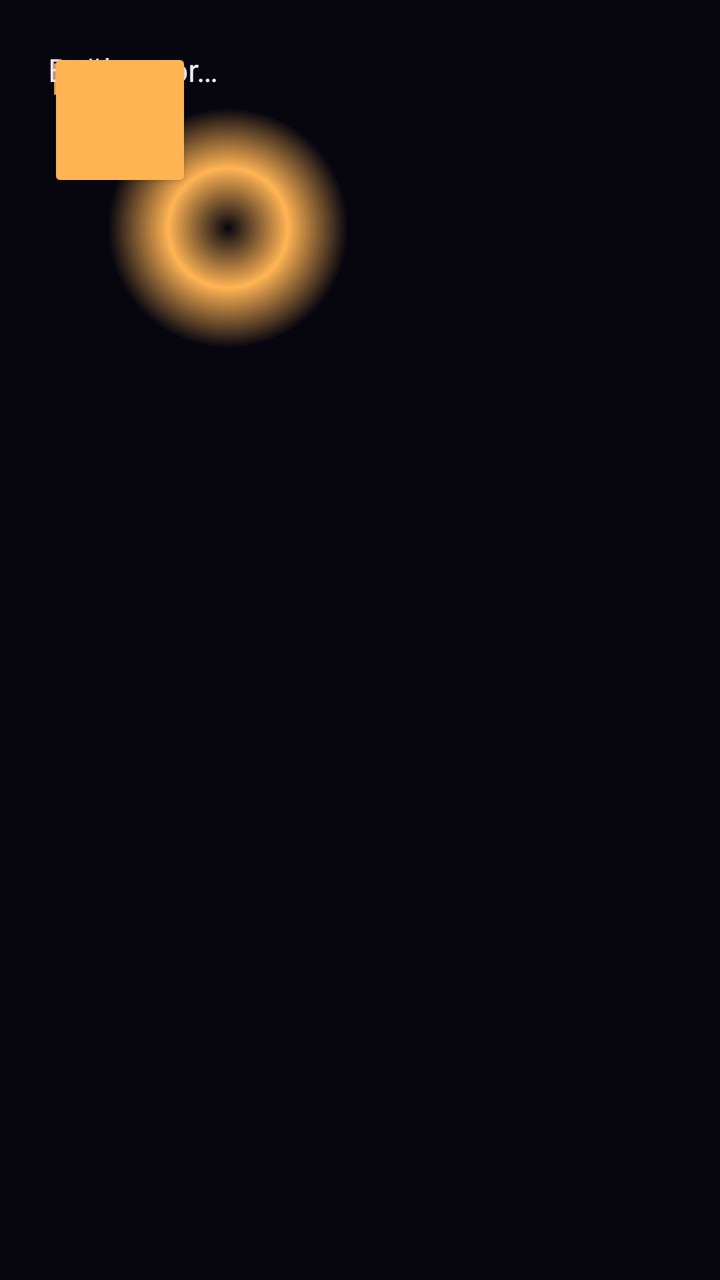
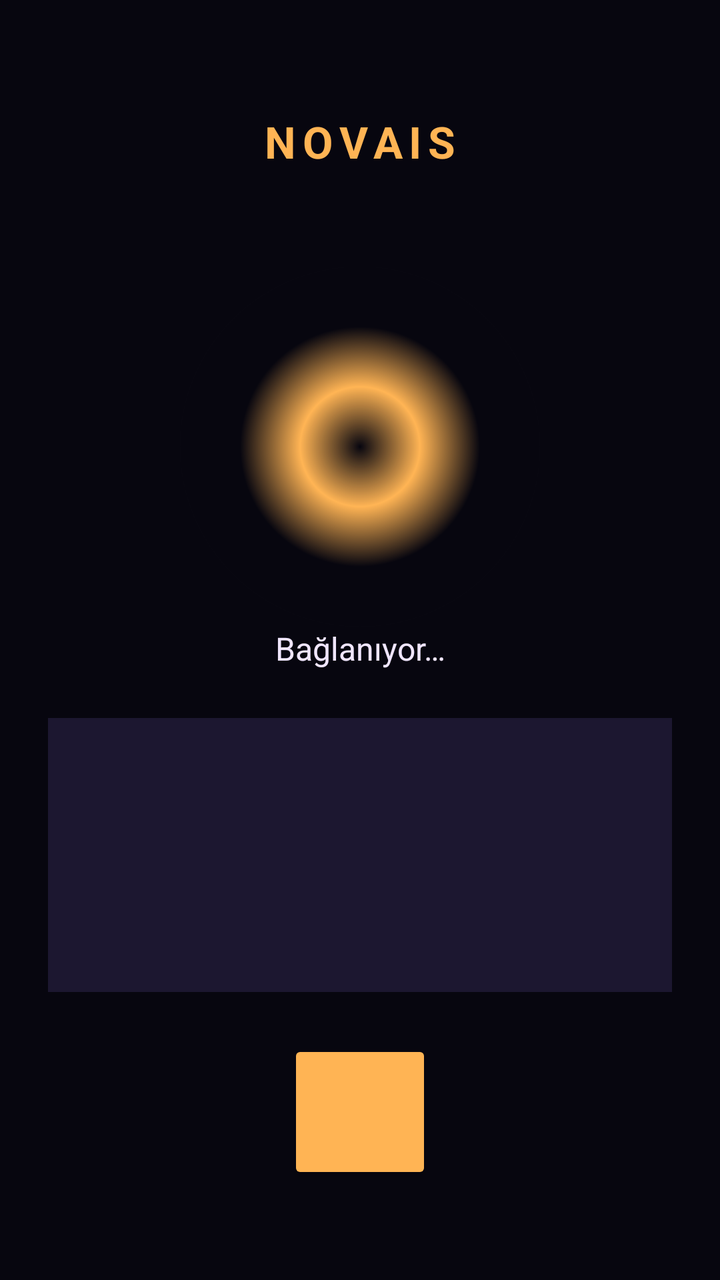

Compare the two renders of this Android layout. The source of the first and the diff that turns it into the second are given below.
<!-- AndroidManifest.xml: application theme Theme.NovaisMobile -->
<!-- res/layout/activity_main.xml -->
<?xml version="1.0" encoding="utf-8"?>
<androidx.constraintlayout.widget.ConstraintLayout
    xmlns:android="http://schemas.android.com/apk/res/android"
    xmlns:app="http://schemas.android.com/apk/res/app"
    android:layout_width="match_parent"
    android:layout_height="match_parent"
    android:background="@color/bg"
    android:padding="24dp">

    <TextView
        android:id="@+id/appTitle"
        android:layout_width="wrap_content"
        android:layout_height="wrap_content"
        android:text="@string/app_name"
        android:textColor="@color/primary_gold"
        android:textSize="22sp"
        android:textStyle="bold"
        android:letterSpacing="0.15"
        app:layout_constraintTop_toTopOf="parent"
        app:layout_constraintStart_toStartOf="parent"
        app:layout_constraintEnd_toEndOf="parent"
        android:layout_marginTop="32dp" />

    <View
        android:id="@+id/orbView"
        android:layout_width="180dp"
        android:layout_height="180dp"
        android:background="@drawable/orb_shape"
        app:layout_constraintTop_toBottomOf="@id/appTitle"
        app:layout_constraintBottom_toTopOf="@id/statusText"
        app:layout_constraintStart_toStartOf="parent"
        app:layout_constraintEnd_toEndOf="parent"
        android:layout_marginTop="48dp"
        android:layout_marginBottom="24dp" />

    <TextView
        android:id="@+id/statusText"
        android:layout_width="wrap_content"
        android:layout_height="wrap_content"
        android:text="@string/status_connecting"
        android:textColor="@color/text_light"
        android:textSize="16sp"
        app:layout_constraintTop_toBottomOf="@id/orbView"
        app:layout_constraintStart_toStartOf="parent"
        app:layout_constraintEnd_toEndOf="parent" />

    <ScrollView
        android:id="@+id/transcriptScroll"
        android:layout_width="0dp"
        android:layout_height="0dp"
        android:background="@color/dim_panel"
        android:padding="12dp"
        app:layout_constraintTop_toBottomOf="@id/statusText"
        app:layout_constraintBottom_toTopOf="@id/micButton"
        app:layout_constraintStart_toStartOf="parent"
        app:layout_constraintEnd_toEndOf="parent"
        android:layout_marginTop="24dp"
        android:layout_marginBottom="24dp">

        <TextView
            android:id="@+id/transcriptText"
            android:layout_width="match_parent"
            android:layout_height="wrap_content"
            android:textColor="@color/text_light"
            android:textSize="14sp"
            android:lineSpacingExtra="4dp" />
    </ScrollView>

    <Button
        android:id="@+id/micButton"
        android:layout_width="72dp"
        android:layout_height="72dp"
        android:backgroundTint="@color/primary_gold"
        android:text=""
        app:layout_constraintBottom_toBottomOf="parent"
        app:layout_constraintStart_toStartOf="parent"
        app:layout_constraintEnd_toEndOf="parent"
        android:layout_marginBottom="24dp" />

</androidx.constraintlayout.widget.ConstraintLayout>
<!-- resources referenced by this layout -->
<resources>
  <color name="bg">#07060F</color>
  <color name="dim_panel">#1C1730</color>
  <color name="primary_gold">#FFB454</color>
  <color name="text_light">#F0E6FF</color>
  <!-- drawable orb_shape (drawable) -->
  <?xml version="1.0" encoding="utf-8"?>
  <shape xmlns:android="http://schemas.android.com/apk/res/android"
      android:shape="oval">
      <gradient
          android:type="radial"
          android:gradientRadius="180"
          android:centerColor="#FFB454"
          android:endColor="#07060F" />
  </shape>
  <string name="app_name">NOVAIS</string>
  <string name="status_connecting">Bağlanıyor…</string>
  <style name="Theme.NovaisMobile" parent="Theme.MaterialComponents.DayNight.NoActionBar">
          <item name="android:windowBackground">@color/bg</item>
          <item name="colorPrimary">@color/primary_gold</item>
          <item name="colorAccent">@color/accent_violet</item>
          <item name="android:statusBarColor">@color/bg</item>
          <item name="android:windowLightStatusBar">false</item>
      </style>
  <color name="accent_violet">#A78BFA</color>
</resources>

<!-- the commit's change to res/layout/activity_main.xml (unified diff, before → after) -->
@@ -1,7 +1,7 @@
 <?xml version="1.0" encoding="utf-8"?>
 <androidx.constraintlayout.widget.ConstraintLayout
     xmlns:android="http://schemas.android.com/apk/res/android"
-    xmlns:app="http://schemas.android.com/apk/res/app"
+    xmlns:app="http://schemas.android.com/apk/res-auto"
     android:layout_width="match_parent"
     android:layout_height="match_parent"
     android:background="@color/bg"
